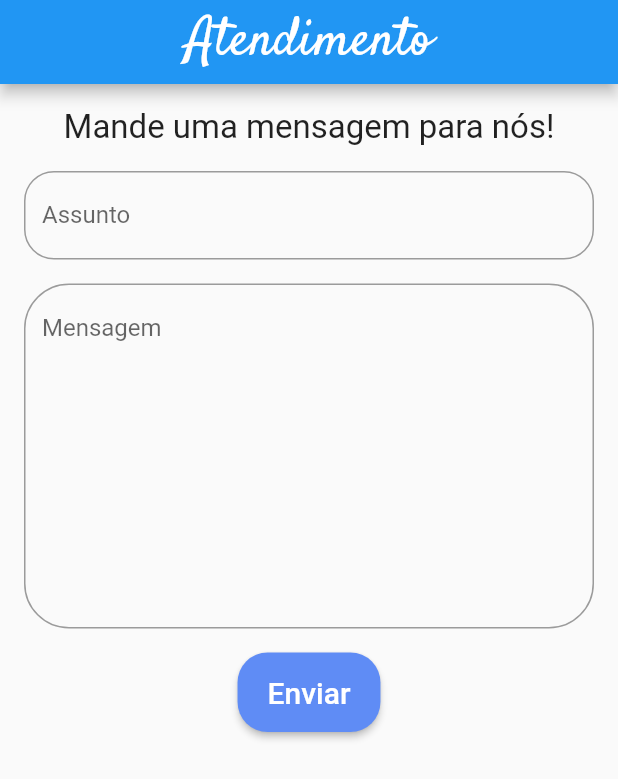
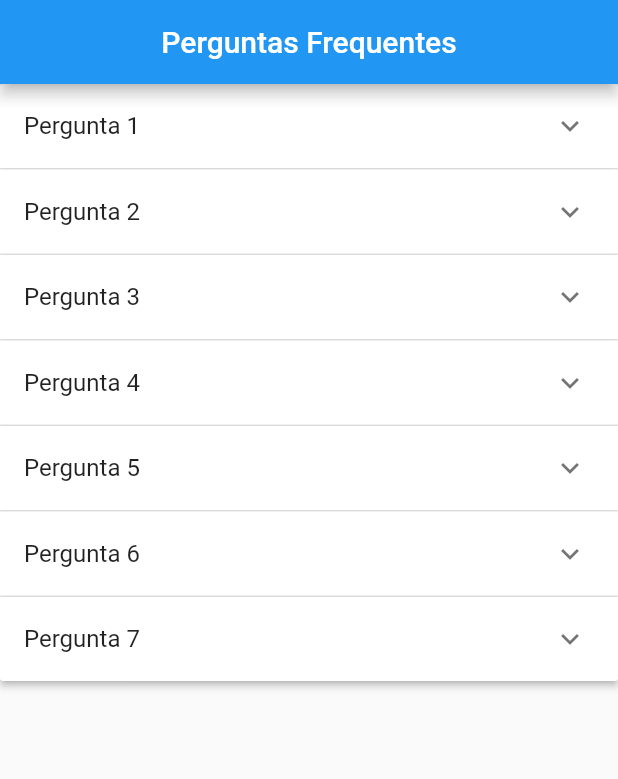
Before and after one commit to fonseca741/9794-AS, a Flutter app: the screen it shows after launch, on a phone screen of 412 x 824 dp. Shown: the top 779 px of the screen. Run offline on Flutter 3.47's test engine with Material 2 defaults, Android fonts, the phone set to English and light mode, and no system bars; our stand-ins replace rflutter_alert.

Commit message:
View Faq finalizada

```diff
--- /dev/null
+++ b/lib/Models/pergunta.dart
@@ -0,0 +1,11 @@
+class Pergunta {
+  Pergunta({
+    this.resposta,
+    this.pergunta,
+    this.isExpanded = false,
+  });
+
+  String resposta;
+  String pergunta;
+  bool isExpanded;
+}
--- a/lib/Views/cadastroUsuario.dart
+++ b/lib/Views/cadastroUsuario.dart
@@ -20,6 +20,7 @@ class ViewCadastroUsuario extends StatelessWidget {
           centerTitle: true,
           title: Text(
             'Cadastro de Usuário',
+            style: TextStyle(fontFamily: 'Satisfy', fontSize: 35),
           ),
         ),
         body: Padding(
--- /dev/null
+++ b/lib/Views/faq.dart
@@ -0,0 +1,95 @@
+import 'package:flutter/material.dart';
+import 'package:iClothes/Models/pergunta.dart';
+// import 'package:expandable/expandable.dart';
+
+class ViewFaq extends StatelessWidget {
+  static const String _title = 'Perguntas Frequentes';
+
+  @override
+  Widget build(BuildContext context) {
+    return MaterialApp(
+      title: _title,
+      home: Scaffold(
+        appBar: AppBar(
+          title: const Text(_title),
+          centerTitle: true,
+        ),
+        body: ViewFaqBody(),
+      ),
+    );
+  }
+}
+
+class ViewFaqBody extends StatefulWidget {
+  ViewFaqBody({Key key}) : super(key: key);
+
+  @override
+  _MyStatefulWidgetState createState() => _MyStatefulWidgetState();
+}
+
+class _MyStatefulWidgetState extends State<ViewFaqBody> {
+  List<Pergunta> _data = [
+    Pergunta(pergunta: 'Pergunta 1', resposta: 'Resposta pergunta 1'),
+    Pergunta(pergunta: 'Pergunta 2', resposta: 'Resposta pergunta 2'),
+    Pergunta(pergunta: 'Pergunta 3', resposta: 'Resposta pergunta 3'),
+    Pergunta(pergunta: 'Pergunta 4', resposta: 'Resposta pergunta 4'),
+    Pergunta(pergunta: 'Pergunta 5', resposta: 'Resposta pergunta 5'),
+    Pergunta(pergunta: 'Pergunta 6', resposta: 'Resposta pergunta 6'),
+    Pergunta(pergunta: 'Pergunta 7', resposta: 'Resposta pergunta 7'),
+  ];
+
+  @override
+  Widget build(BuildContext context) {
+    return SingleChildScrollView(
+      child: Container(
+        child: _buildPanel(),
+      ),
+    );
+  }
+
+  Widget _buildPanel() {
+    return ExpansionPanelList(
+      expansionCallback: (int index, bool isExpanded) {
+        setState(() {
+          _data[index].isExpanded = !isExpanded;
+        });
+      },
+      children: _data.map<ExpansionPanel>((Pergunta resposta) {
+        return ExpansionPanel(
+          headerBuilder: (BuildContext context, bool isExpanded) {
+            return ListTile(
+              title: Text(resposta.pergunta),
+            );
+          },
+          body: ListTile(
+              title: Text(resposta.resposta),
+              onTap: () {
+                setState(() {});
+              }),
+          isExpanded: resposta.isExpanded,
+        );
+      }).toList(),
+    );
+  }
+}
+
+// class ViewFaq extends StatelessWidget {
+//   @override
+//   Widget build(BuildContext context) {
+//     return MaterialApp(
+//         home: Scaffold(
+//       appBar: AppBar(
+//         centerTitle: true,
+//         title: Text(
+//           'Perguntas Frequentes',
+//           style: TextStyle(fontFamily: 'Satisfy', fontSize: 35),
+//         ),
+//       ),
+//       body: Padding(
+//           padding: const EdgeInsets.all(16),
+//           child: Column(
+//             children: <Widget>[],
+//           )),
+//     ));
+//   }
+// }
--- a/lib/main.dart
+++ b/lib/main.dart
@@ -1,9 +1,10 @@
 import 'package:flutter/material.dart';
 import 'package:iClothes/Views/cadastroUsuario.dart';
+import 'Views/faq.dart';
 import 'Views/saq.dart';
 
 void main() => runApp(MaterialApp(
       title: 'iClothes',
       theme: ThemeData(),
-      home: ViewSac(),
+      home: ViewFaq(),
     ));
```
